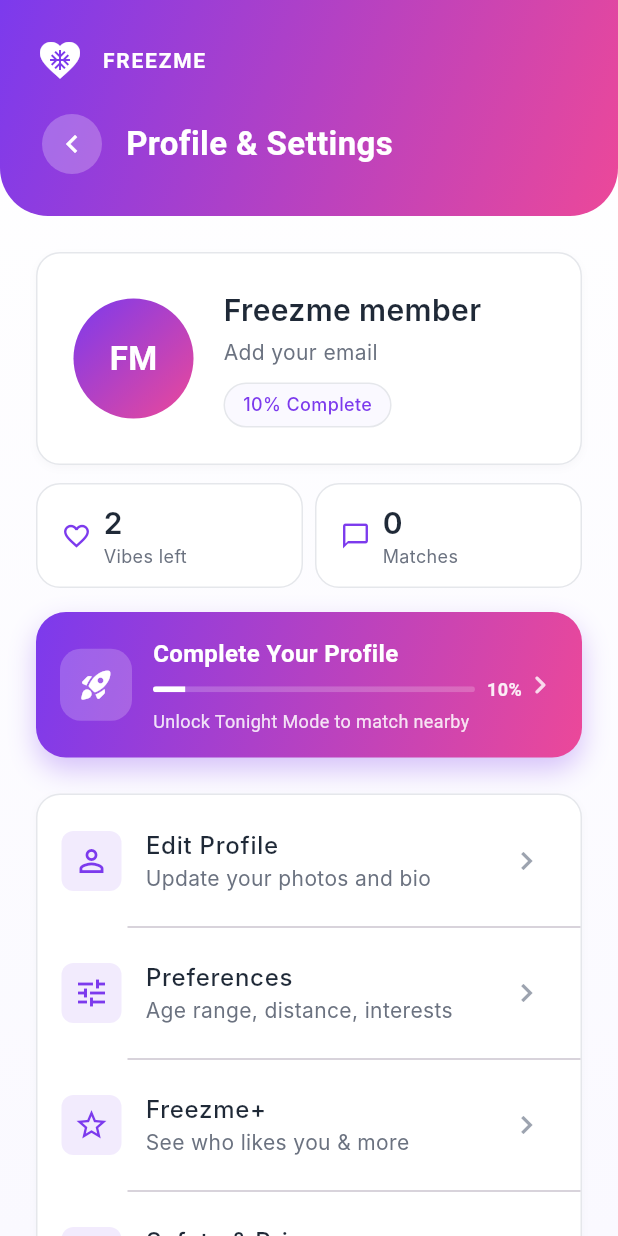
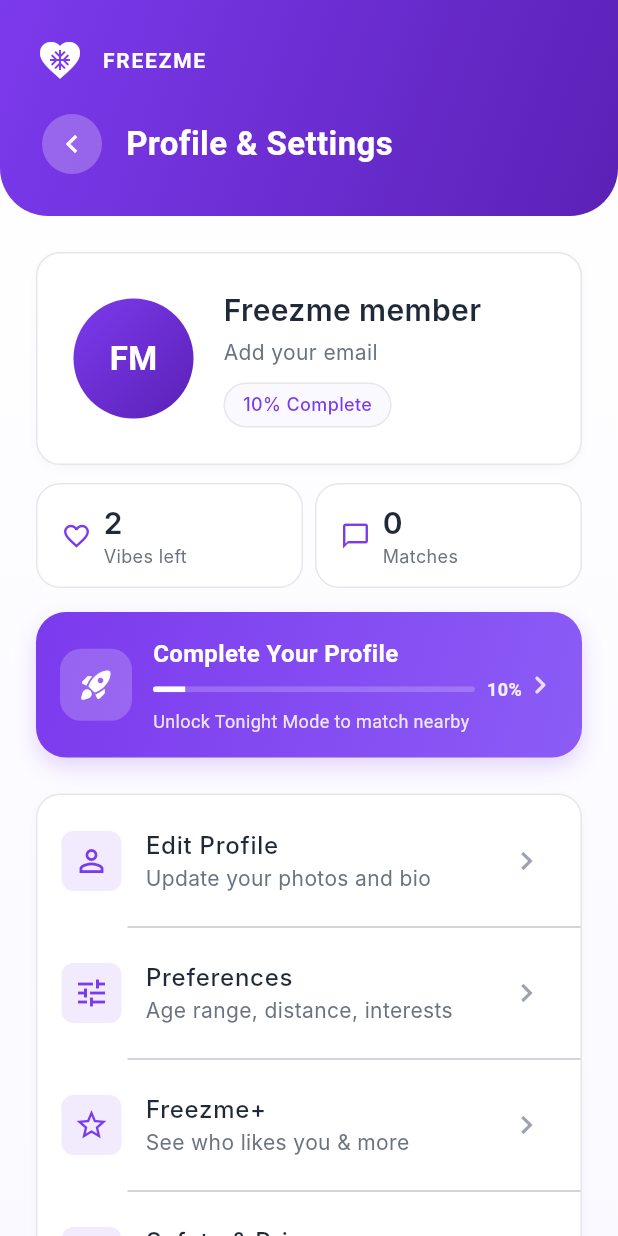
Before and after one commit to Leeshwaan04/freezmeonflutter, a Flutter app: the ProfileSettingsPage screen opened directly, on a phone screen of 412 x 824 dp. Run offline on Flutter 3.47's test engine with Material 3 defaults, Android fonts, the light colour scheme and no system bars; our stand-ins replace cached_network_image, cloud_firestore, cloud_functions, firebase_auth, firebase_core, firebase_messaging and 11 more; accounts and stored records are empty; Roboto replaces fonts that are missing (Inter).

Commit message:
Standardize colors: Use consistent purple theme throughout (removed pink secondary color variations)

```diff
--- a/freezme/lib/ui/design_system.dart
+++ b/freezme/lib/ui/design_system.dart
@@ -448,15 +448,24 @@
 }
 
 class FreezmeGradients {
+  /// Primary gradient - uses only purple shades for consistency
   static const LinearGradient primary = LinearGradient(
-    colors: [FreezmeDesignSystem.primary, FreezmeDesignSystem.secondary],
+    colors: [FreezmeDesignSystem.primary, FreezmeDesignSystem.primaryDark],
     begin: Alignment.topLeft,
     end: Alignment.bottomRight,
   );
 
+  /// Soft background gradient
   static const LinearGradient backgroundSoft = LinearGradient(
     colors: [FreezmeDesignSystem.background, FreezmeDesignSystem.surface],
     begin: Alignment.topCenter,
     end: Alignment.bottomCenter,
   );
+
+  /// Subtle purple gradient for headers
+  static const LinearGradient header = LinearGradient(
+    colors: [FreezmeDesignSystem.primary, Color(0xFF8B5CF6)],
+    begin: Alignment.topLeft,
+    end: Alignment.bottomRight,
+  );
 }
--- a/freezme/lib/ui/profile/profile_settings_page.dart
+++ b/freezme/lib/ui/profile/profile_settings_page.dart
@@ -308,17 +308,13 @@
       child: Container(
         padding: const EdgeInsets.all(16),
         decoration: BoxDecoration(
-          gradient: const LinearGradient(
-            begin: Alignment.topLeft,
-            end: Alignment.bottomRight,
-            colors: [FreezmeDesignSystem.primary, FreezmeDesignSystem.secondary],
-          ),
+          gradient: FreezmeGradients.header,
           borderRadius: BorderRadius.circular(20),
           boxShadow: [
             BoxShadow(
-              color: FreezmeDesignSystem.primary.withValues(alpha: 0.3),
-              blurRadius: 15,
-              offset: const Offset(0, 8),
+              color: FreezmeDesignSystem.primary.withValues(alpha: 0.2),
+              blurRadius: 12,
+              offset: const Offset(0, 6),
             ),
           ],
         ),
--- a/freezme/lib/ui/settings/freezme_plus_page.dart
+++ b/freezme/lib/ui/settings/freezme_plus_page.dart
@@ -161,11 +161,7 @@
               width: double.infinity,
               padding: const EdgeInsets.all(FreezmeDesignSystem.spaceLg),
               decoration: BoxDecoration(
-                gradient: const LinearGradient(
-                  begin: Alignment.topLeft,
-                  end: Alignment.bottomRight,
-                  colors: [FreezmeDesignSystem.primary, FreezmeDesignSystem.secondary],
-                ),
+                gradient: FreezmeGradients.header,
                 borderRadius: BorderRadius.circular(FreezmeDesignSystem.radiusLg),
               ),
               child: Column(
```
Also changed, not shown: freezme/lib/ui/home/home_page.dart (+9 -28 lines).
